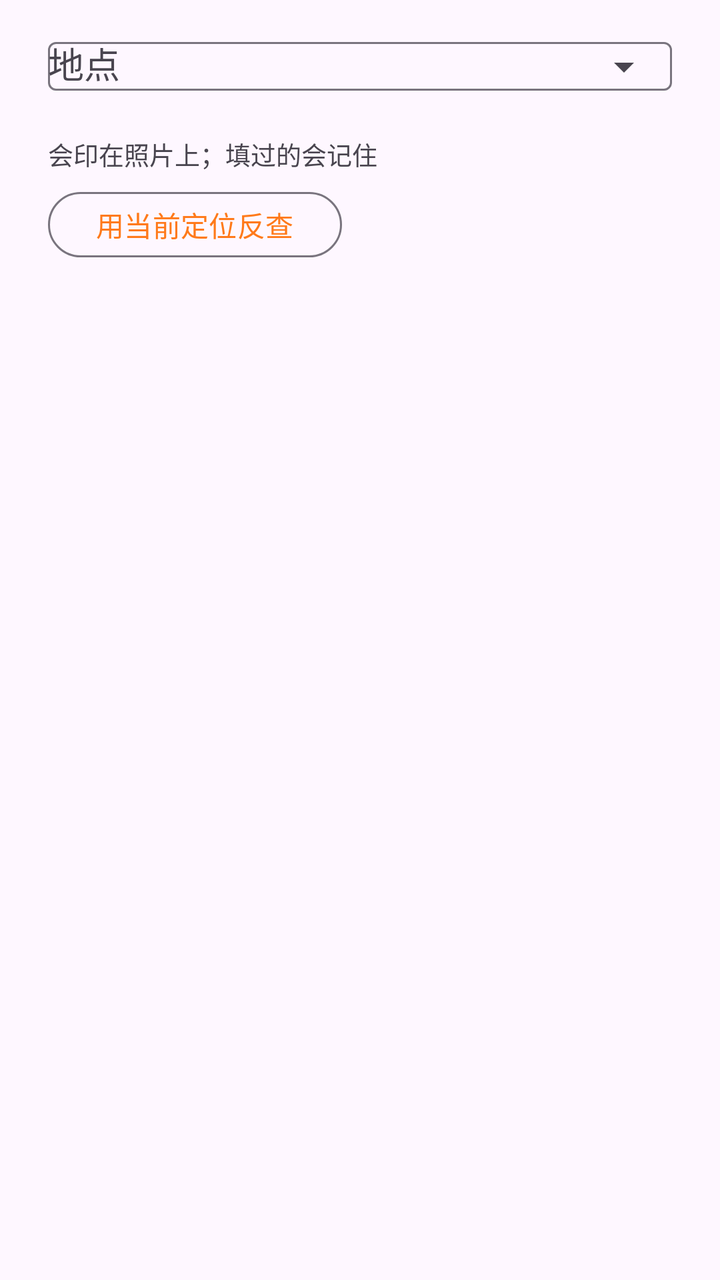
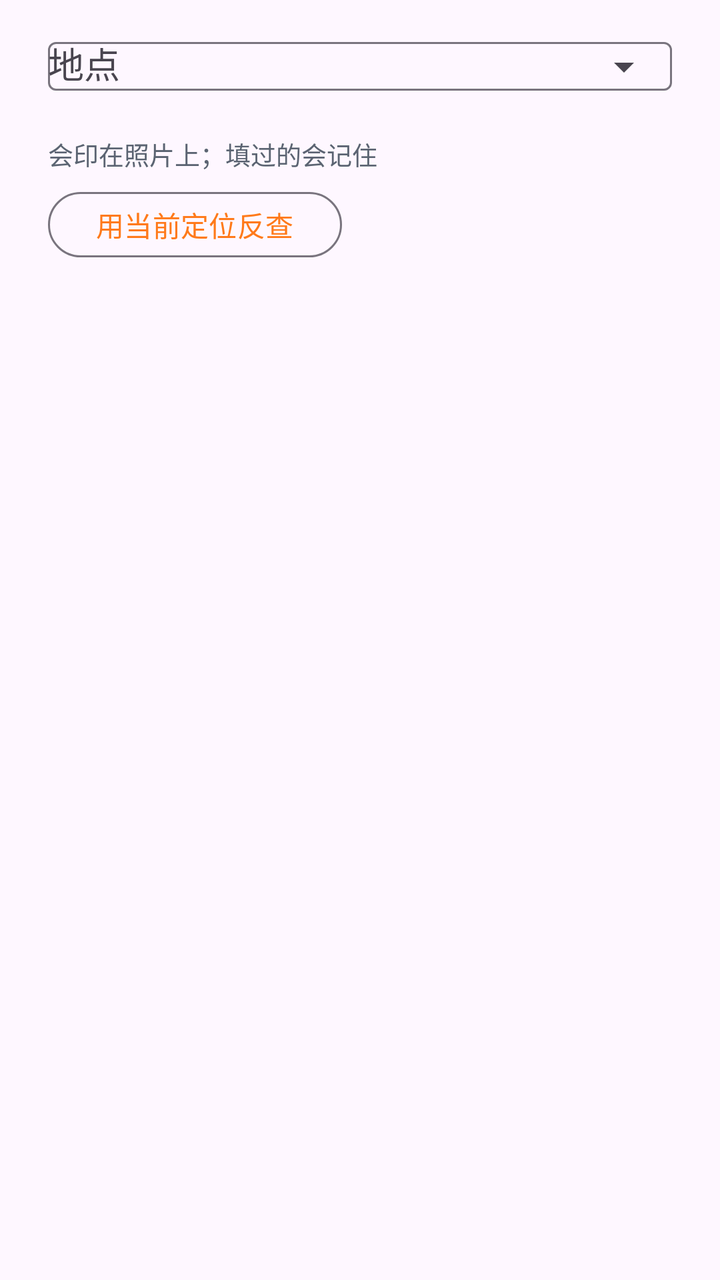

Compare the two renders of this Android layout. The source of the first and the diff that turns it into the second are given below.
<!-- AndroidManifest.xml: application theme Theme.WatermarkCamera -->
<!-- res/layout/dialog_addr.xml -->
<?xml version="1.0" encoding="utf-8"?>
<LinearLayout xmlns:android="http://schemas.android.com/apk/res/android"
    xmlns:app="http://schemas.android.com/apk/res-auto"
    android:layout_width="match_parent"
    android:layout_height="wrap_content"
    android:orientation="vertical"
    android:paddingStart="24dp"
    android:paddingTop="4dp"
    android:paddingEnd="24dp"
    android:paddingBottom="4dp">

    <com.google.android.material.textfield.TextInputLayout
        style="@style/Widget.Material3.TextInputLayout.OutlinedBox"
        android:layout_width="match_parent"
        android:layout_height="wrap_content"
        android:hint="@string/hint_addr"
        app:endIconMode="dropdown_menu">

        <AutoCompleteTextView
            android:id="@+id/etAddr"
            android:layout_width="match_parent"
            android:layout_height="wrap_content"
            android:completionThreshold="0"
            android:inputType="text"
            android:maxLines="1" />
    </com.google.android.material.textfield.TextInputLayout>

    <TextView
        android:id="@+id/tvAddrState"
        android:layout_width="match_parent"
        android:layout_height="wrap_content"
        android:layout_marginTop="10dp"
        android:text="@string/addr_edit_helper"
        android:textColor="?android:attr/textColorSecondary"
        android:textSize="12.5sp" />

    <com.google.android.material.button.MaterialButton
        android:id="@+id/btnGeoLookup"
        style="@style/Widget.Material3.Button.OutlinedButton"
        android:layout_width="wrap_content"
        android:layout_height="wrap_content"
        android:layout_marginTop="6dp"
        android:minHeight="36dp"
        android:text="@string/btn_geo_lookup" />
</LinearLayout>
<!-- resources referenced by this layout -->
<resources>
  <string name="addr_edit_helper">会印在照片上；填过的会记住</string>
  <string name="btn_geo_lookup">用当前定位反查</string>
  <string name="hint_addr">地点</string>
  <style name="Theme.WatermarkCamera" parent="Theme.Material3.DayNight.NoActionBar">
          <item name="colorPrimary">@color/accent</item>
          <item name="colorOnPrimary">@color/white</item>
          <item name="android:statusBarColor">@android:color/transparent</item>
          <item name="android:navigationBarColor">@android:color/transparent</item>
      </style>
  <color name="accent">#FF7A1A</color>
  <color name="white">#FFFFFFFF</color>
</resources>

<!-- the commit's change to res/layout/dialog_addr.xml (unified diff, before → after) -->
@@ -22,7 +22,8 @@
             android:layout_height="wrap_content"
             android:completionThreshold="0"
             android:inputType="text"
-            android:maxLines="1" />
+            android:maxLines="1"
+            android:textColor="@color/popup_text" />
     </com.google.android.material.textfield.TextInputLayout>
 
     <TextView
@@ -31,7 +32,7 @@
         android:layout_height="wrap_content"
         android:layout_marginTop="10dp"
         android:text="@string/addr_edit_helper"
-        android:textColor="?android:attr/textColorSecondary"
+        android:textColor="@color/popup_text_dim"
         android:textSize="12.5sp" />
 
     <com.google.android.material.button.MaterialButton
<!-- resource entries referenced after the edit -->
@@ -1,5 +1,7 @@
 <!-- resources referenced by this layout -->
 <resources>
+  <color name="popup_text">#14181D</color>
+  <color name="popup_text_dim">#5B6472</color>
   <string name="addr_edit_helper">会印在照片上；填过的会记住</string>
   <string name="btn_geo_lookup">用当前定位反查</string>
   <string name="hint_addr">地点</string>
